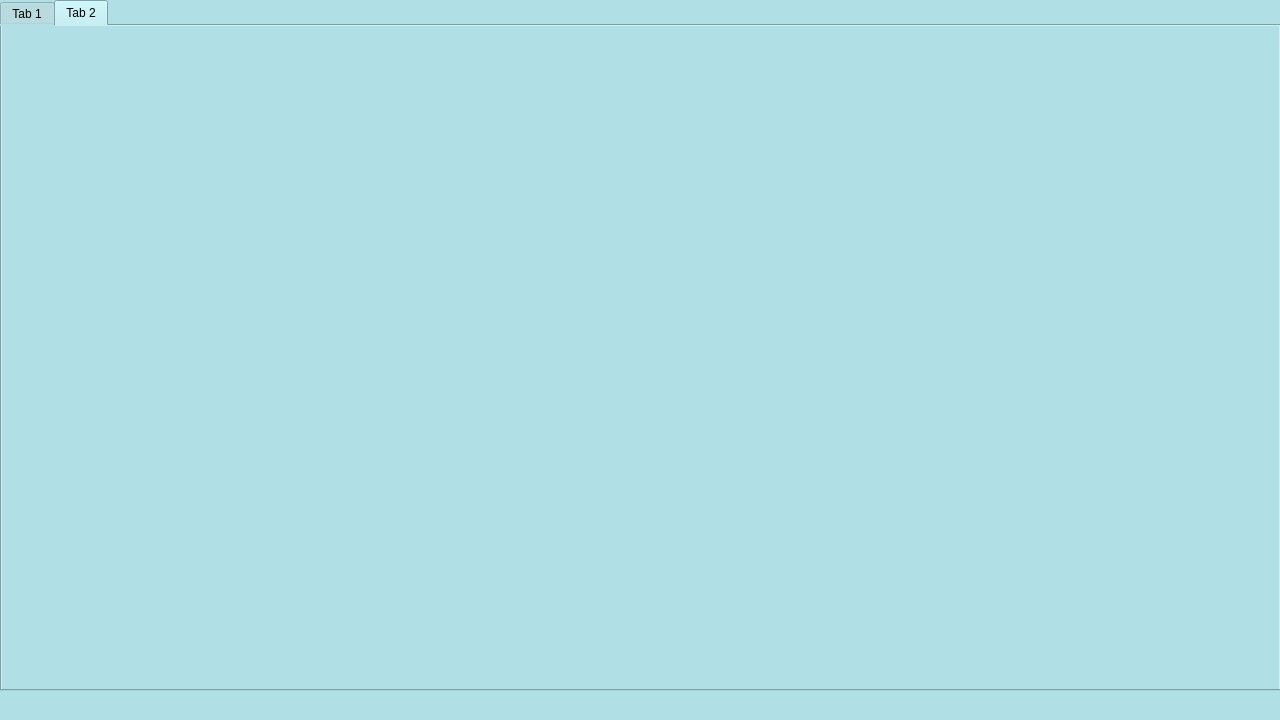
Before: the Qt Designer form studio.ui in polinalsn/studioIS, drawn with Qt 5.
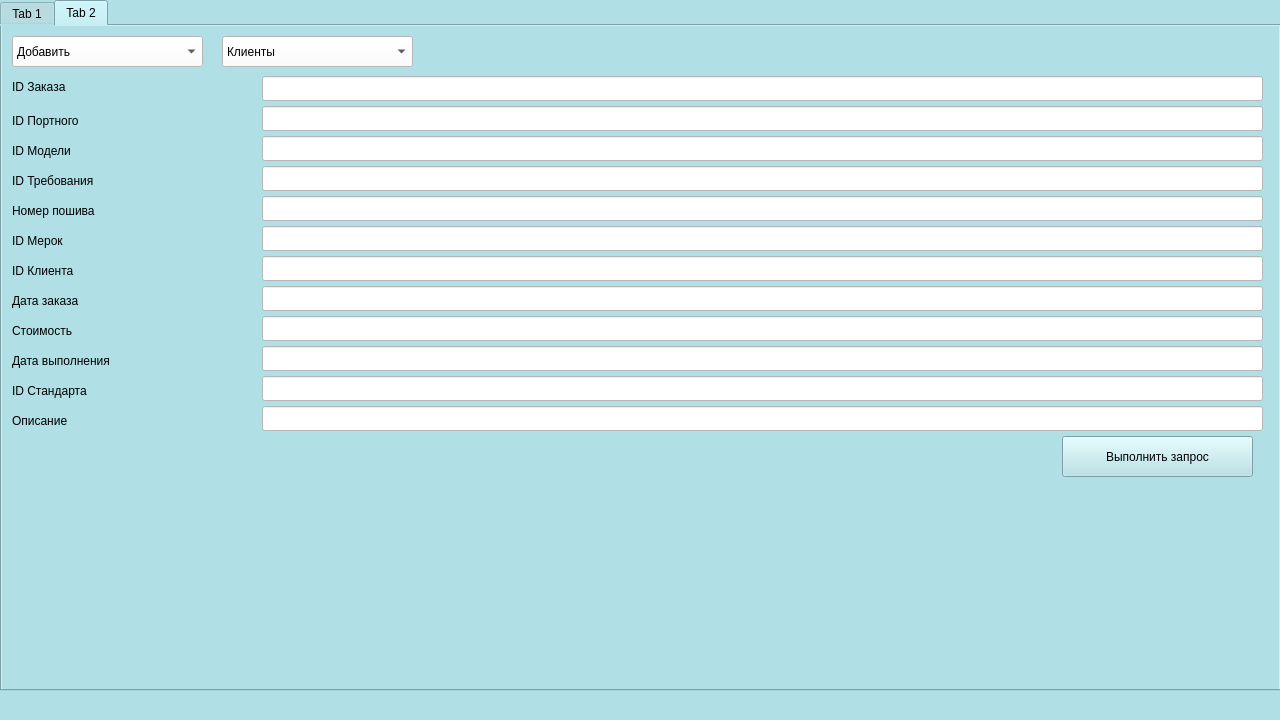
After: the same form once the commit is applied. The open tabs and pages were chosen to show the change.

Commit message: Просмотр информации по запросу и поиск по 2-ум полям

Patch:
```diff
--- a/studio.ui
+++ b/studio.ui
@@ -222,6 +222,458 @@
      <attribute name="title">
       <string>Tab 2</string>
      </attribute>
+     <widget class="QComboBox" name="tabelBox2">
+      <property name="geometry">
+       <rect>
+        <x>220</x>
+        <y>10</y>
+        <width>191</width>
+        <height>31</height>
+       </rect>
+      </property>
+      <property name="styleSheet">
+       <string notr="true">background-color: white;</string>
+      </property>
+      <item>
+       <property name="text">
+        <string>Клиенты</string>
+       </property>
+      </item>
+      <item>
+       <property name="text">
+        <string>Детали</string>
+       </property>
+      </item>
+      <item>
+       <property name="text">
+        <string>Заказы</string>
+       </property>
+      </item>
+      <item>
+       <property name="text">
+        <string>Материалы</string>
+       </property>
+      </item>
+      <item>
+       <property name="text">
+        <string>Мерки</string>
+       </property>
+      </item>
+      <item>
+       <property name="text">
+        <string>Модели</string>
+       </property>
+      </item>
+      <item>
+       <property name="text">
+        <string>Оборудование</string>
+       </property>
+      </item>
+      <item>
+       <property name="text">
+        <string>Портные</string>
+       </property>
+      </item>
+      <item>
+       <property name="text">
+        <string>Пошивы моделей</string>
+       </property>
+      </item>
+      <item>
+       <property name="text">
+        <string>Склады</string>
+       </property>
+      </item>
+      <item>
+       <property name="text">
+        <string>Стандарты</string>
+       </property>
+      </item>
+      <item>
+       <property name="text">
+        <string>Статусы</string>
+       </property>
+      </item>
+      <item>
+       <property name="text">
+        <string>Типы материалов</string>
+       </property>
+      </item>
+      <item>
+       <property name="text">
+        <string>Требования к моделям</string>
+       </property>
+      </item>
+      <item>
+       <property name="text">
+        <string>Требования клиентов</string>
+       </property>
+      </item>
+      <item>
+       <property name="text">
+        <string>Этапы пошива</string>
+       </property>
+      </item>
+     </widget>
+     <widget class="QComboBox" name="comBox">
+      <property name="geometry">
+       <rect>
+        <x>10</x>
+        <y>10</y>
+        <width>191</width>
+        <height>31</height>
+       </rect>
+      </property>
+      <property name="styleSheet">
+       <string notr="true">background-color: white;</string>
+      </property>
+      <item>
+       <property name="text">
+        <string>Добавить</string>
+       </property>
+      </item>
+      <item>
+       <property name="text">
+        <string>Обновить</string>
+       </property>
+      </item>
+      <item>
+       <property name="text">
+        <string>Удалить</string>
+       </property>
+      </item>
+     </widget>
+     <widget class="QLabel" name="label1">
+      <property name="geometry">
+       <rect>
+        <x>10</x>
+        <y>51</y>
+        <width>251</width>
+        <height>20</height>
+       </rect>
+      </property>
+      <property name="text">
+       <string>ID Заказа</string>
+      </property>
+     </widget>
+     <widget class="QLabel" name="label2">
+      <property name="geometry">
+       <rect>
+        <x>10</x>
+        <y>79</y>
+        <width>251</width>
+        <height>31</height>
+       </rect>
+      </property>
+      <property name="text">
+       <string>ID Портного</string>
+      </property>
+     </widget>
+     <widget class="QLabel" name="label3">
+      <property name="geometry">
+       <rect>
+        <x>10</x>
+        <y>109</y>
+        <width>251</width>
+        <height>31</height>
+       </rect>
+      </property>
+      <property name="text">
+       <string>ID Модели</string>
+      </property>
+     </widget>
+     <widget class="QLabel" name="label4">
+      <property name="geometry">
+       <rect>
+        <x>10</x>
+        <y>139</y>
+        <width>251</width>
+        <height>31</height>
+       </rect>
+      </property>
+      <property name="text">
+       <string>ID Требования</string>
+      </property>
+     </widget>
+     <widget class="QLabel" name="label5">
+      <property name="geometry">
+       <rect>
+        <x>10</x>
+        <y>169</y>
+        <width>251</width>
+        <height>31</height>
+       </rect>
+      </property>
+      <property name="text">
+       <string>Номер пошива</string>
+      </property>
+     </widget>
+     <widget class="QLabel" name="label6">
+      <property name="geometry">
+       <rect>
+        <x>10</x>
+        <y>199</y>
+        <width>251</width>
+        <height>31</height>
+       </rect>
+      </property>
+      <property name="text">
+       <string>ID Мерок</string>
+      </property>
+     </widget>
+     <widget class="QLabel" name="label11">
+      <property name="geometry">
+       <rect>
+        <x>10</x>
+        <y>349</y>
+        <width>251</width>
+        <height>31</height>
+       </rect>
+      </property>
+      <property name="text">
+       <string>ID Стандарта</string>
+      </property>
+     </widget>
+     <widget class="QLabel" name="label12">
+      <property name="geometry">
+       <rect>
+        <x>10</x>
+        <y>379</y>
+        <width>251</width>
+        <height>31</height>
+       </rect>
+      </property>
+      <property name="text">
+       <string>Описание</string>
+      </property>
+     </widget>
+     <widget class="QLabel" name="label9">
+      <property name="geometry">
+       <rect>
+        <x>10</x>
+        <y>289</y>
+        <width>251</width>
+        <height>31</height>
+       </rect>
+      </property>
+      <property name="text">
+       <string>Стоимость</string>
+      </property>
+     </widget>
+     <widget class="QLabel" name="label10">
+      <property name="geometry">
+       <rect>
+        <x>10</x>
+        <y>319</y>
+        <width>251</width>
+        <height>31</height>
+       </rect>
+      </property>
+      <property name="text">
+       <string>Дата выполнения</string>
+      </property>
+     </widget>
+     <widget class="QLabel" name="label7">
+      <property name="geometry">
+       <rect>
+        <x>10</x>
+        <y>229</y>
+        <width>251</width>
+        <height>31</height>
+       </rect>
+      </property>
+      <property name="text">
+       <string>ID Клиента</string>
+      </property>
+     </widget>
+     <widget class="QLabel" name="label8">
+      <property name="geometry">
+       <rect>
+        <x>10</x>
+        <y>259</y>
+        <width>251</width>
+        <height>31</height>
+       </rect>
+      </property>
+      <property name="text">
+       <string>Дата заказа</string>
+      </property>
+     </widget>
+     <widget class="QLineEdit" name="input1">
+      <property name="geometry">
+       <rect>
+        <x>260</x>
+        <y>50</y>
+        <width>1001</width>
+        <height>25</height>
+       </rect>
+      </property>
+      <property name="styleSheet">
+       <string notr="true">background-color: white;</string>
+      </property>
+     </widget>
+     <widget class="QLineEdit" name="input5">
+      <property name="geometry">
+       <rect>
+        <x>260</x>
+        <y>170</y>
+        <width>1001</width>
+        <height>25</height>
+       </rect>
+      </property>
+      <property name="styleSheet">
+       <string notr="true">background-color: white;</string>
+      </property>
+     </widget>
+     <widget class="QLineEdit" name="input4">
+      <property name="geometry">
+       <rect>
+        <x>260</x>
+        <y>140</y>
+        <width>1001</width>
+        <height>25</height>
+       </rect>
+      </property>
+      <property name="styleSheet">
+       <string notr="true">background-color: white;</string>
+      </property>
+     </widget>
+     <widget class="QLineEdit" name="input2">
+      <property name="geometry">
+       <rect>
+        <x>260</x>
+        <y>80</y>
+        <width>1001</width>
+        <height>25</height>
+       </rect>
+      </property>
+      <property name="styleSheet">
+       <string notr="true">background-color: white;</string>
+      </property>
+     </widget>
+     <widget class="QLineEdit" name="input3">
+      <property name="geometry">
+       <rect>
+        <x>260</x>
+        <y>110</y>
+        <width>1001</width>
+        <height>25</height>
+       </rect>
+      </property>
+      <property name="styleSheet">
+       <string notr="true">background-color: white;</string>
+      </property>
+     </widget>
+     <widget class="QLineEdit" name="input6">
+      <property name="geometry">
+       <rect>
+        <x>260</x>
+        <y>200</y>
+        <width>1001</width>
+        <height>25</height>
+       </rect>
+      </property>
+      <property name="styleSheet">
+       <string notr="true">background-color: white;</string>
+      </property>
+     </widget>
+     <widget class="QLineEdit" name="input11">
+      <property name="geometry">
+       <rect>
+        <x>260</x>
+        <y>350</y>
+        <width>1001</width>
+        <height>25</height>
+       </rect>
+      </property>
+      <property name="styleSheet">
+       <string notr="true">background-color: white;</string>
+      </property>
+     </widget>
+     <widget class="QLineEdit" name="input12">
+      <property name="geometry">
+       <rect>
+        <x>260</x>
+        <y>380</y>
+        <width>1001</width>
+        <height>25</height>
+       </rect>
+      </property>
+      <property name="styleSheet">
+       <string notr="true">background-color: white;</string>
+      </property>
+     </widget>
+     <widget class="QLineEdit" name="input10">
+      <property name="geometry">
+       <rect>
+        <x>260</x>
+        <y>320</y>
+        <width>1001</width>
+        <height>25</height>
+       </rect>
+      </property>
+      <property name="styleSheet">
+       <string notr="true">background-color: white;</string>
+      </property>
+     </widget>
+     <widget class="QLineEdit" name="input8">
+      <property name="geometry">
+       <rect>
+        <x>260</x>
+        <y>260</y>
+        <width>1001</width>
+        <height>25</height>
+       </rect>
+      </property>
+      <property name="styleSheet">
+       <string notr="true">background-color: white;</string>
+      </property>
+     </widget>
+     <widget class="QLineEdit" name="input9">
+      <property name="geometry">
+       <rect>
+        <x>260</x>
+        <y>290</y>
+        <width>1001</width>
+        <height>25</height>
+       </rect>
+      </property>
+      <property name="styleSheet">
+       <string notr="true">background-color: white;</string>
+      </property>
+     </widget>
+     <widget class="QLineEdit" name="input7">
+      <property name="geometry">
+       <rect>
+        <x>260</x>
+        <y>230</y>
+        <width>1001</width>
+        <height>25</height>
+       </rect>
+      </property>
+      <property name="styleSheet">
+       <string notr="true">background-color: white;</string>
+      </property>
+     </widget>
+     <widget class="QPushButton" name="execBtn">
+      <property name="geometry">
+       <rect>
+        <x>1060</x>
+        <y>410</y>
+        <width>191</width>
+        <height>41</height>
+       </rect>
+      </property>
+      <property name="text">
+       <string>Выполнить запрос</string>
+      </property>
+      <property name="autoRepeatInterval">
+       <number>98</number>
+      </property>
+      <property name="flat">
+       <bool>false</bool>
+      </property>
+     </widget>
     </widget>
    </widget>
   </widget>
```
Left out of the diff: 27 changed lines with no effect on the pictures. The commit also changes 2 other files.
